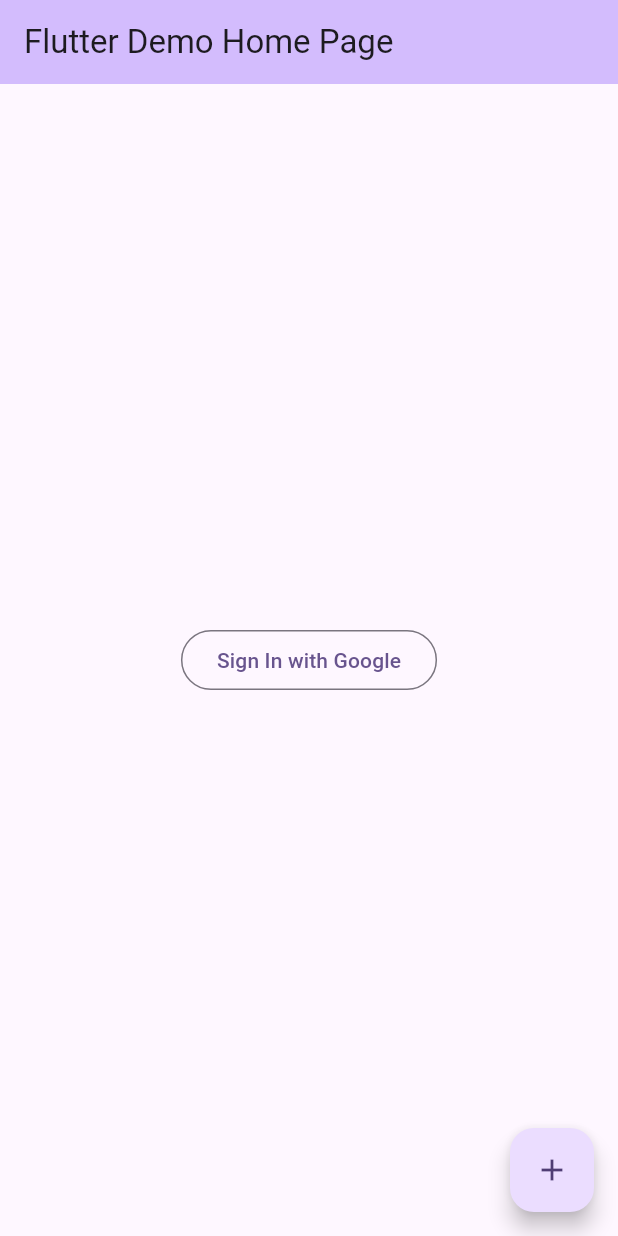
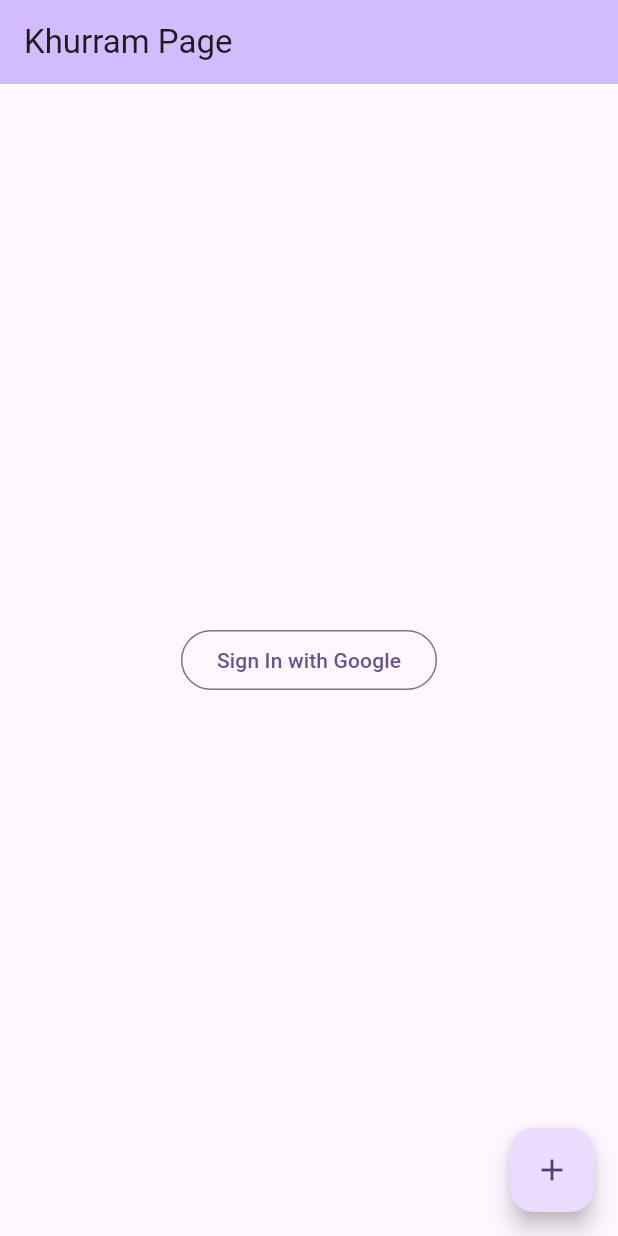
Before and after one commit to mKhurramNaseem/Notifications, a Flutter app: the screen it shows after launch, on a phone screen of 412 x 824 dp. Run offline on Flutter 3.47's test engine with Material 3 defaults, Android fonts, the phone set to English and light mode, and no system bars; our stand-ins replace firebase_auth, firebase_core, firebase_messaging, flutter_local_notifications, google_sign_in, googleapis_auth; missing offline and left inert: google_api_availability; accounts and stored records are empty; key blocks and very long unbroken strings in the code were emptied for the run.

Commit message:
Main modified

```diff
--- a/lib/main.dart
+++ b/lib/main.dart
@@ -51,7 +51,7 @@ class MyApp extends StatelessWidget {
         colorScheme: ColorScheme.fromSeed(seedColor: Colors.deepPurple),
         useMaterial3: true,
       ),
-      home: const MyHomePage(title: 'Flutter Demo Home Page'),
+      home: const MyHomePage(title: 'Khurram Page'),
     );
   }
 }
```
